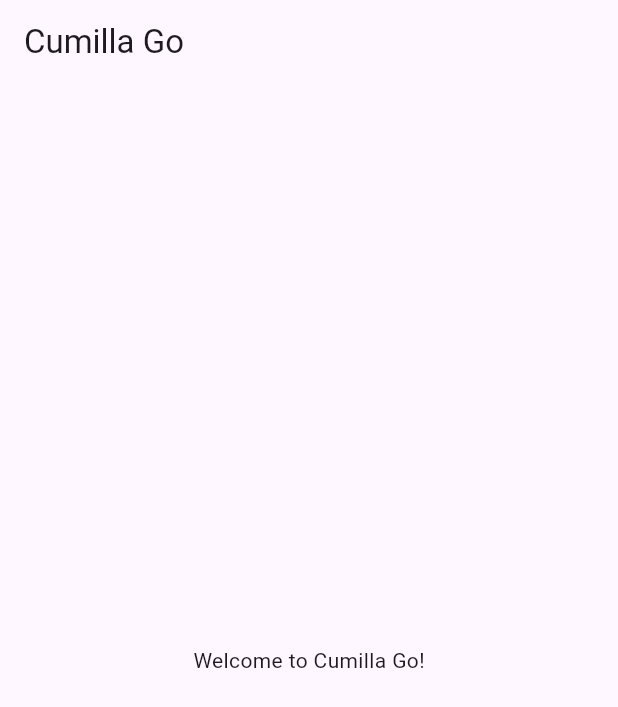
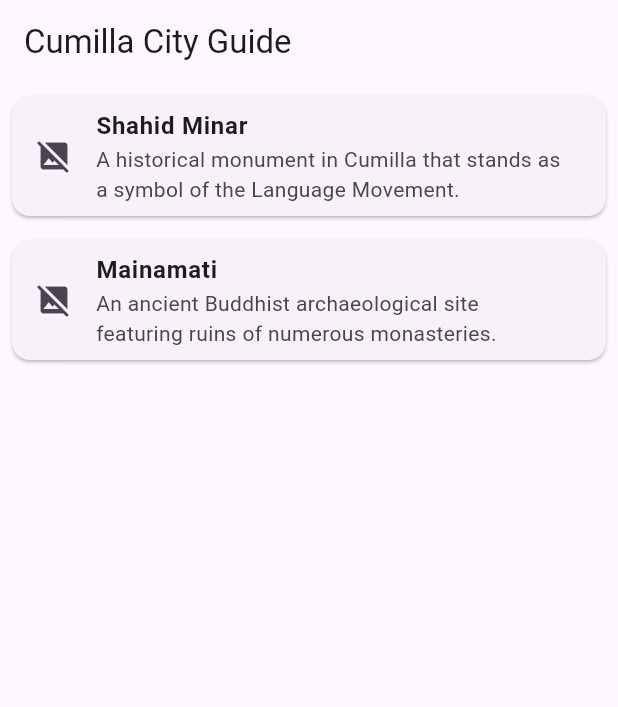
Before and after one commit to Cumilla-City/cumilla-go, a Flutter app: the screen it shows after launch, on a phone screen of 412 x 824 dp. Shown: the top 707 px of the screen. Run offline on Flutter 3.47's test engine with Material 3 defaults, Android fonts, the phone set to English and light mode, and no system bars; our stand-ins replace sqflite, sqflite_common_ffi; accounts and stored records are empty; network calls fail.

Commit message:
Add places data and refactor database handling; implement JSON loading for initial data

```diff
--- /dev/null
+++ b/assets/places.json
@@ -0,0 +1,16 @@
+[
+    {
+      "name": "Shahid Minar",
+      "description": "A historical monument in Cumilla that stands as a symbol of the Language Movement.",
+      "imageUrl": "https://i.imgur.com/placeholder1.jpg",
+      "latitude": 23.4624,
+      "longitude": 91.1872
+    },
+    {
+      "name": "Mainamati",
+      "description": "An ancient Buddhist archaeological site featuring ruins of numerous monasteries.",
+      "imageUrl": "https://i.imgur.com/placeholder2.jpg",
+      "latitude": 23.4000,
+      "longitude": 91.1800
+    }
+  ]
--- a/lib/main.dart
+++ b/lib/main.dart
@@ -1,86 +1,114 @@
+import 'dart:convert';  // Import dart:convert to decode JSON
 import 'package:flutter/material.dart';
-import 'package:sqflite_common_ffi/sqflite_ffi.dart';
-import 'db_helper.dart';
+import 'package:flutter/services.dart';
+import 'package:sqflite_common_ffi/sqflite_ffi.dart'; // Import for FFI initialization
+import 'database_helper.dart';
+import 'models/place.dart';
 
 void main() {
-  // Initialize the sqflite databaseFactory for ffi
+  // Initialize the database factory for FFI support
   databaseFactory = databaseFactoryFfi;
 
-  runApp(MyApp());
+  runApp(CumillaCityApp());
 }
 
-class MyApp extends StatelessWidget {
+class CumillaCityApp extends StatelessWidget {
   @override
   Widget build(BuildContext context) {
     return MaterialApp(
-      title: 'Cumilla Go',
+      title: 'Cumilla City App',
       theme: ThemeData(
         primarySwatch: Colors.blue,
       ),
-      home: HomeScreen(),
+      home: PlacesScreen(),
     );
   }
 }
 
-class HomeScreen extends StatefulWidget {
+class PlacesScreen extends StatefulWidget {
   @override
-  _HomeScreenState createState() => _HomeScreenState();
+  _PlacesScreenState createState() => _PlacesScreenState();
 }
 
-class _HomeScreenState extends State<HomeScreen> {
+class _PlacesScreenState extends State<PlacesScreen> {
+  late Future<List<Place>> places;
+
   @override
   void initState() {
     super.initState();
-    insertSampleData();
+    places = initializeData();
   }
 
-  Future<void> insertSampleData() async {
-    try {
-      final db = await DatabaseHelper.instance.database;
-      print('Database initialized: $db');
+  Future<List<Place>> initializeData() async {
+    // First check if database is empty
+    final dbPlaces = await DatabaseHelper.instance.getPlaces();
+    if (dbPlaces.isEmpty) {
+      // If empty, load from JSON and populate database
+      String data = await rootBundle.loadString('assets/places.json');
+      List jsonData = json.decode(data);
+      List<Place> placeList = jsonData.map((json) => Place.fromJson(json)).toList();
 
-      // Insert landmarks
-      await db.insert('landmarks', {
-        'name': 'Lalmai Hill',
-        'description': 'A historic hill in Cumilla.',
-        'latitude': 23.4618,
-        'longitude': 91.1809,
-        'category': 'Tourist Spot',
-      });
+      // Insert places into database
+      for (var place in placeList) {
+        await DatabaseHelper.instance.insertPlace(place);
+      }
 
-      print('Landmark inserted');
+      return DatabaseHelper.instance.getPlaces();
+    }
 
-      // Insert emergency contacts
-      await db.insert('emergency_contacts', {
-        'name': 'Police Station',
-        'type': 'Police',
-        'phone_number': '999',
-      });
-
-      print('Emergency contact inserted');
-
-      // Insert transport routes
-      await db.insert('transport_routes', {
-        'route_name': 'Cumilla Bus Route',
-        'start_point': 'Cumilla Station',
-        'end_point': 'Dhaka Station',
-        'stops': '["Cumilla", "Narsingdi", "Dhaka"]',
-      });
-
-      print('Transport route inserted');
-    } catch (e) {
-      print("Error inserting sample data: $e");
-    }
+    // If database already has data, just return it
+    return dbPlaces;
   }
 
   @override
   Widget build(BuildContext context) {
     return Scaffold(
       appBar: AppBar(
-        title: Text('Cumilla Go'),
+        title: Text('Cumilla City Guide'),
       ),
-      body: Center(
-        child: Text('Welcome to Cumilla Go!'),
+      body: FutureBuilder<List<Place>>(
+        future: places,
+        builder: (context, snapshot) {
+          if (snapshot.connectionState == ConnectionState.waiting) {
+            return Center(child: CircularProgressIndicator());
+          }
+
+          if (snapshot.hasError) {
+            return Center(child: Text('Error: ${snapshot.error}'));
+          }
+
+          if (!snapshot.hasData || snapshot.data!.isEmpty) {
+            return Center(child: Text('No places available.'));
+          }
+
+          return ListView.builder(
+            itemCount: snapshot.data!.length,
+            itemBuilder: (context, index) {
+              final place = snapshot.data![index];
+              return Card(
+                margin: EdgeInsets.all(8.0),
+                child: ListTile(
+                  title: Text(
+                    place.name,
+                    style: TextStyle(fontWeight: FontWeight.bold),
+                  ),
+                  subtitle: Text(place.description),
+                  leading: place.imageUrl.startsWith('http')
+                      ? Image.network(
+                          place.imageUrl,
+                          width: 60,
+                          height: 60,
+                          fit: BoxFit.cover,
+                          errorBuilder: (context, error, stackTrace) {
+                            return Icon(Icons.image_not_supported);
+                          },
+                        )
+                      : Icon(Icons.place),
+                ),
+              );
+            },
+          );
+        },
       ),
     );
   }
--- /dev/null
+++ b/lib/models/place.dart
@@ -0,0 +1,48 @@
+import 'package:json_annotation/json_annotation.dart';
+
+part 'place.g.dart';
+
+@JsonSerializable()
+class Place {
+  final String name;
+  final String description;
+  final String imageUrl;
+  final double latitude;
+  final double longitude;
+
+  Place({
+    required this.name,
+    required this.description,
+    required this.imageUrl,
+    required this.latitude,
+    required this.longitude,
+  });
+
+  /// Factory constructor for creating a `Place` instance from JSON.
+  factory Place.fromJson(Map<String, dynamic> json) => _$PlaceFromJson(json);
+
+  /// Method to convert a `Place` instance to a JSON map.
+  Map<String, dynamic> toJson() => _$PlaceToJson(this);
+
+  /// Method to convert a `Place` instance to a map for SQLite.
+  Map<String, dynamic> toMap() {
+    return {
+      'name': name,
+      'description': description,
+      'imageUrl': imageUrl,
+      'latitude': latitude,
+      'longitude': longitude,
+    };
+  }
+
+  /// Factory constructor for creating a `Place` instance from a SQLite map.
+  factory Place.fromMap(Map<String, dynamic> map) {
+    return Place(
+      name: map['name'],
+      description: map['description'],
+      imageUrl: map['imageUrl'],
+      latitude: map['latitude'],
+      longitude: map['longitude'],
+    );
+  }
+}
```
Also changed, not shown: lib/database_helper.dart (added, +58 -0 lines), lib/db_helper.dart (deleted, +0 -26 lines), pubspec.yaml (+14 -18 lines), lib/models/place.g.dart (added), pubspec.lock.
